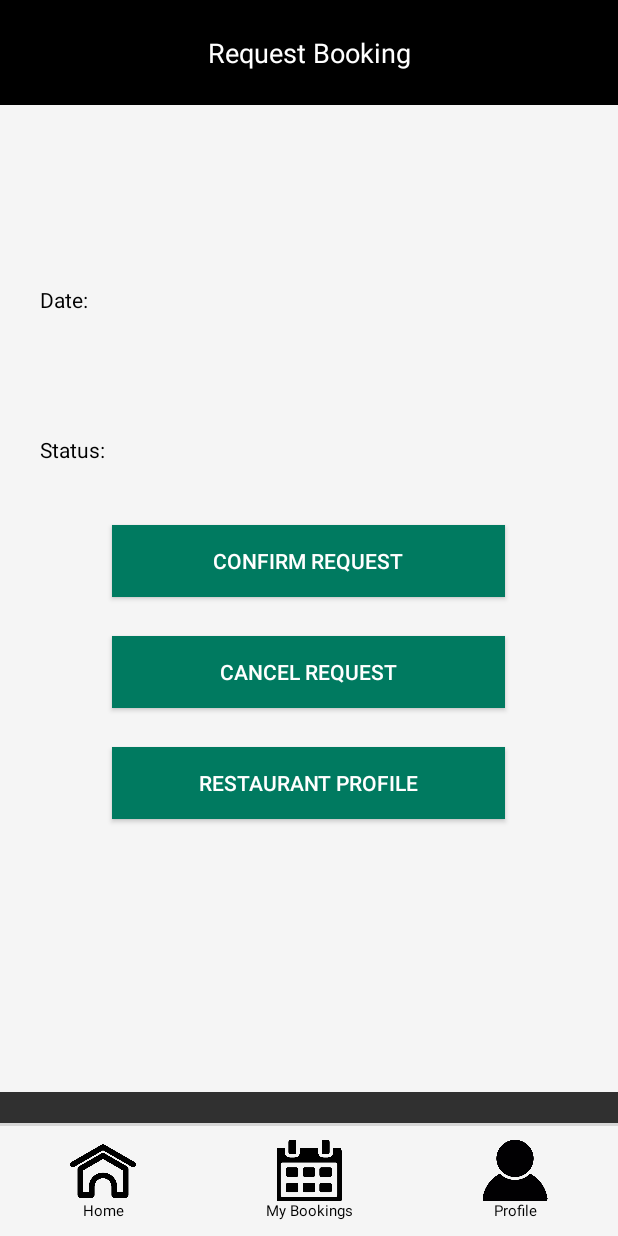
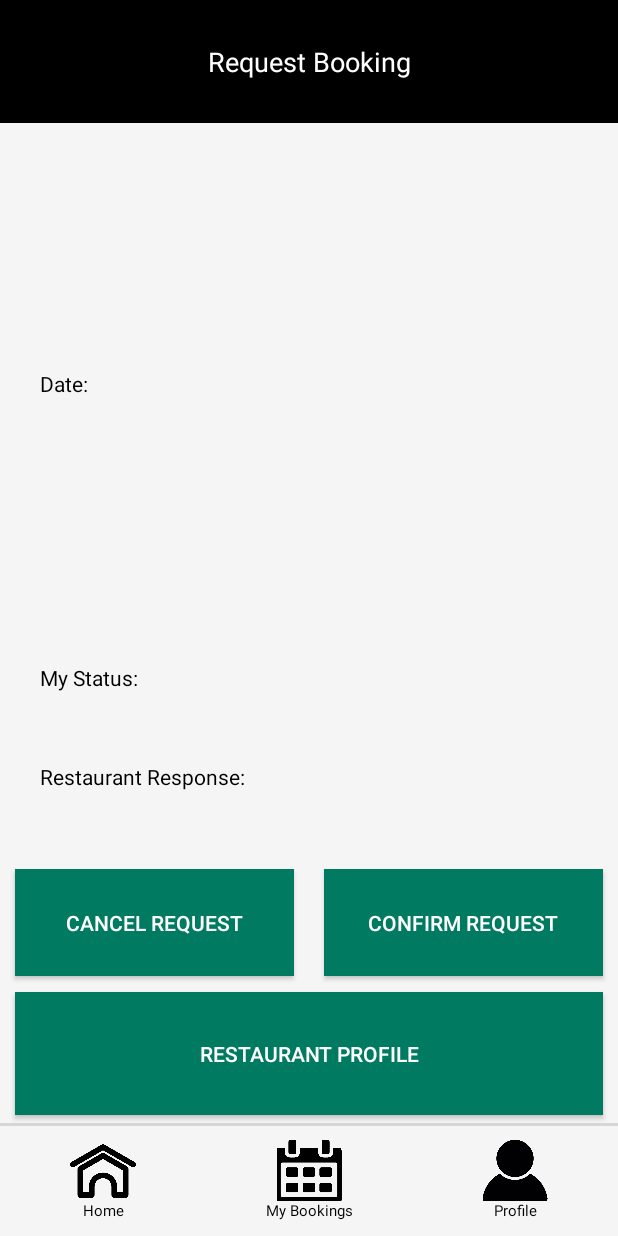
Before and after one commit to SkedaddleZA/Android_Nibble, an Android app: the BookingConfirmationActivity screen opened directly, with no data from a screen before it, on a phone screen of 412 x 824 dp. Run offline under Robolectric (Android 15) with nearby library versions, the light colour scheme and no system bars; our stand-ins replace Volley; network calls fail; 15 statements that could not run were skipped.

Commit message:
Changes to Booking Confirmation Screen.

```diff
--- a/app/src/main/java/com/nibble/skedaddle/nibble/activities/BookingConfirmationActivity.java
+++ b/app/src/main/java/com/nibble/skedaddle/nibble/activities/BookingConfirmationActivity.java
@@ -41,7 +41,7 @@ public class BookingConfirmationActivity extends AppCompatActivity {
     private Button bConfirm, bCancel,bRProfile;
     private RelativeLayout bHome,bBookings,bProfile;
     private RequestQueue requestQueue;
-    private TextView cText,dText,tText,gText;
+    private TextView cText,dText,tText,gText,rsText;
     private JSONArray result;
     private ImageView restImage;
     private ProgressBar pbLoadRest;
@@ -73,6 +73,7 @@ public class BookingConfirmationActivity extends AppCompatActivity {
         dText=findViewById(R.id.dText);
         tText=findViewById(R.id.tText);
         gText=findViewById(R.id.gText);
+        rsText=findViewById(R.id.rsText);
         restImage=findViewById(R.id.restuarant_image);
         pbLoadRest=findViewById(R.id.pb_loadrest);
         pbLoadRest.setVisibility(View.INVISIBLE);
@@ -208,6 +209,16 @@ public class BookingConfirmationActivity extends AppCompatActivity {
         else if (bookingrequestdetails[6].matches("P")){
             Confirm="Pending";
         }
+        String RestStatus="";
+        if (bookingrequestdetails[7].matches("Y")) {
+            RestStatus="Confirmed";
+        }
+        else if (bookingrequestdetails[7].matches("N")){
+            RestStatus="Canceled";
+        }
+        else if (bookingrequestdetails[7].matches("P")){
+            RestStatus="Pending";
+        }
 
         String date = bookingrequestdetails[2];
         String OGDate="yyy-MM-dd";
@@ -226,7 +237,8 @@ public class BookingConfirmationActivity extends AppCompatActivity {
         dText.setText("\t\tDate: "+DateFormat);
         tText.setText("\t\tTime: "+bookingrequestdetails[3].substring(0,5));
         gText.setText("\t\tGuests: "+bookingrequestdetails[4]);
-        cText.setText("\t\tStatus: "+Confirm);
+        cText.setText("\t\tMy Status: "+Confirm);
+        rsText.setText("\t\tRestaurant Response: "+RestStatus);
         byte[] decodedString = Base64.decode(bookingrequestdetails[5], Base64.DEFAULT);
         InputStream inputStream = new ByteArrayInputStream(decodedString);
         Bitmap bitmap = BitmapFactory.decodeStream(inputStream);
--- a/app/src/main/java/com/nibble/skedaddle/nibble/activities/ViewBookingsActivity.java
+++ b/app/src/main/java/com/nibble/skedaddle/nibble/activities/ViewBookingsActivity.java
@@ -139,7 +139,7 @@ public class ViewBookingsActivity extends AppCompatActivity {
                             SimpleDateFormat timeFormat = new SimpleDateFormat(EndDate);
                             DateFormat = timeFormat.format(myDate);
 
-                            bookmodel.add(new BookingModel(json.getString("restaurantname"), DateFormat, json.getString("numofguests")+"\tGuests", json.getString("time").substring(0,5), json.getString("status")));
+                            bookmodel.add(new BookingModel(json.getString("restaurantname"), DateFormat, json.getString("numofguests")+"\tGuests", json.getString("time").substring(0,5), json.getString("accepted")));
                         } catch (JSONException e) {
                             e.printStackTrace();
                         }
--- a/app/src/main/res/layout/activity_booking_confirmation.xml
+++ b/app/src/main/res/layout/activity_booking_confirmation.xml
@@ -16,12 +16,13 @@
             android:layout_width="match_parent"
             android:layout_height="0dp"
             android:layout_weight="20"
+            android:background="@color/primaryColor"
             android:orientation="vertical"
-            android:weightSum="10">
+            android:weightSum="9">
 
             <LinearLayout
                 android:layout_width="match_parent"
-                android:layout_height="50dp"
+                android:layout_height="0dp"
                 android:layout_weight="1"
                 android:background="@android:color/background_dark"
                 android:orientation="horizontal">
@@ -41,17 +42,17 @@
             <ImageView
                 android:id="@+id/restuarant_image"
                 android:layout_width="match_parent"
-                android:layout_height="120dp"
+                android:layout_height="0dp"
+                android:layout_weight="2"
                 android:background="@color/primaryColor"
                 android:scaleType="fitCenter" />
 
             <LinearLayout
                 android:layout_width="match_parent"
-                android:layout_height="113dp"
+                android:layout_height="0dp"
                 android:layout_alignBottom="@+id/llstep2"
                 android:layout_alignParentStart="true"
-                android:layout_weight="1"
-                android:background="@color/primaryColor"
+                android:layout_weight="4"
                 android:orientation="vertical">
 
                 <TextView
@@ -81,13 +82,21 @@
                     android:layout_height="30dp"
                     android:layout_weight="1"
                     android:textColor="@color/colorPrimary" />
-            </LinearLayout>
 
                 <RelativeLayout
                     android:layout_width="match_parent"
-                android:layout_height="259dp"
-                android:layout_weight="7"
-                android:background="@color/primaryColor">>
+                    android:layout_height="30dp"
+                    android:layout_weight="1"
+                    android:background="@color/primaryColor"><![CDATA[>
+
+                    ]]>
+
+                    <TextView
+                        android:id="@+id/rsText"
+                        android:layout_width="match_parent"
+                        android:layout_height="match_parent"
+                        android:layout_weight="1"
+                        android:textColor="@color/colorPrimary" />
 
                     <ProgressBar
                         android:id="@+id/pb_loadrest"
@@ -95,53 +104,62 @@
                         android:layout_width="match_parent"
                         android:layout_height="50dp"
                         android:visibility="invisible" />
-
-                <LinearLayout
-                    android:id="@+id/llstep2"
-                    android:layout_width="match_parent"
-                    android:layout_height="wrap_content"
-                    android:background="@color/primaryLightColor"
-                    android:orientation="vertical"
-                    android:weightSum="7">
+                </RelativeLayout>
 
             </LinearLayout>
 
-                <Button
-                    android:id="@+id/bConfirm"
-                    android:layout_width="wrap_content"
-                    android:layout_height="wrap_content"
-                    android:layout_alignEnd="@+id/bCancel"
-                    android:layout_alignStart="@+id/bCancel"
-                    android:layout_below="@+id/llstep2"
-                    android:layout_marginTop="26dp"
-                    android:background="@color/primaryDarkColor"
-                    android:text="Confirm Request" />
+            <LinearLayout
+                android:layout_width="match_parent"
+                android:layout_height="0dp"
+                android:layout_weight="1"
+                android:orientation="horizontal">
 
                 <Button
                     android:id="@+id/bCancel"
-                    android:layout_width="wrap_content"
-                    android:layout_height="wrap_content"
+                    android:layout_width="match_parent"
+                    android:layout_height="match_parent"
                     android:layout_alignEnd="@+id/bRProfile"
                     android:layout_alignStart="@+id/bRProfile"
                     android:layout_below="@+id/bConfirm"
-                    android:layout_marginTop="26dp"
+                    android:layout_marginBottom="5dp"
+                    android:layout_marginLeft="10dp"
+                    android:layout_marginRight="10dp"
+                    android:layout_marginTop="5dp"
+                    android:layout_weight="1"
                     android:background="@color/primaryDarkColor"
                     android:text="Cancel Request" />
 
                 <Button
+                    android:id="@+id/bConfirm"
+                    android:layout_width="match_parent"
+                    android:layout_height="match_parent"
+                    android:layout_alignEnd="@+id/bCancel"
+                    android:layout_alignStart="@+id/bCancel"
+                    android:layout_below="@+id/llstep2"
+                    android:layout_marginBottom="5dp"
+                    android:layout_marginLeft="10dp"
+                    android:layout_marginRight="10dp"
+                    android:layout_marginTop="5dp"
+                    android:layout_weight="1"
+                    android:background="@color/primaryDarkColor"
+                    android:text="Confirm Request" />
+            </LinearLayout>
+
+            <Button
                 android:id="@+id/bRProfile"
                 android:layout_width="match_parent"
-                    android:layout_height="wrap_content"
+                android:layout_height="0dp"
                 android:layout_below="@+id/bCancel"
                 android:layout_centerHorizontal="true"
-                    android:layout_marginLeft="150dp"
-                    android:layout_marginRight="150dp"
-                    android:layout_marginStart="150dp"
-                    android:layout_marginTop="26dp"
+                android:layout_marginBottom="5dp"
+                android:layout_marginLeft="10dp"
+                android:layout_marginRight="10dp"
+                android:layout_marginTop="5dp"
+                android:layout_weight="1"
                 android:background="@color/primaryDarkColor"
                 android:text="Restaurant Profile" />
 
-            </RelativeLayout>
+
         </LinearLayout>
 
         <LinearLayout
```
Lines whose indentation alone changed are shown as unchanged.
